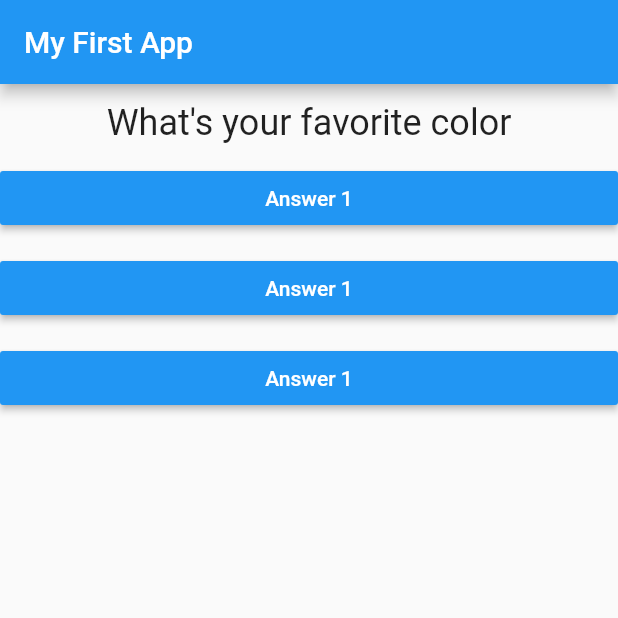
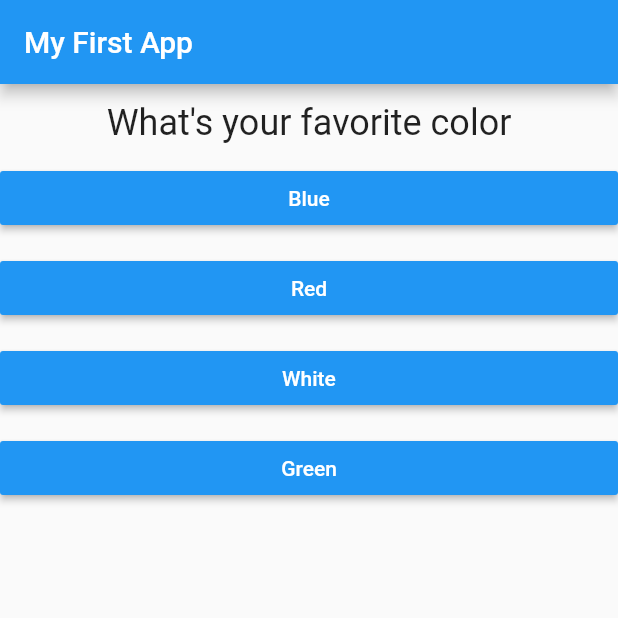
Before and after one commit to aliensmart/flutter_first_project, a Flutter app: the screen it shows after launch, on a phone screen of 412 x 824 dp, the top half of it. Run offline on Flutter 3.47's test engine with Material 2 defaults, Android fonts, the phone set to English and light mode, and no system bars.

Commit message:
added turnary operator for the question button

```diff
--- a/lib/answer.dart
+++ b/lib/answer.dart
@@ -2,8 +2,9 @@ import 'package:flutter/material.dart';
 
 class Answer extends StatelessWidget {
   final Function questionAnswer;
+  final String answerText;
 
-  Answer(this.questionAnswer);
+  Answer(this.questionAnswer, this.answerText);
 
   @override
   Widget build(BuildContext context) {
@@ -13,7 +14,7 @@ class Answer extends StatelessWidget {
         child: RaisedButton(
           color: Colors.blue,
           textColor: Colors.white,
-          child: Text('Answer 1'),
+          child: Text(this.answerText),
           onPressed: this.questionAnswer,
         ));
   }
--- a/lib/main.dart
+++ b/lib/main.dart
@@ -14,6 +14,20 @@ class MyApp extends StatefulWidget {
 
 class _MyAppState extends State<MyApp> {
   var _questionIndex = 0;
+  final questions = const [
+    {
+      "questionText": "What's your favorite color",
+      "answers": ['Blue', 'Red', 'White', 'Green'],
+    },
+    {
+      "questionText": "What's your favorite animal",
+      "answers": ['Cat', 'Pigeon', 'Snake', 'Dog'],
+    },
+    {
+      "questionText": "What's your favorite country",
+      "answers": ['Burkina Faso', 'Ghana', 'Nigeria', 'Togo'],
+    },
+  ];
   void _answerQuestion() {
     setState(() {
       _questionIndex++;
@@ -23,26 +37,26 @@ class _MyAppState extends State<MyApp> {
 
   @override
   Widget build(BuildContext context) {
-    var questions = [
-      "What's your favorite color",
-      "What's your favorite animal",
-    ];
-
     return MaterialApp(
       home: Scaffold(
         appBar: AppBar(
           title: Text('My First App'),
         ),
-        body: Column(
-          children: [
-            Question(
-              questions[_questionIndex],
-            ),
-            Answer(_answerQuestion),
-            Answer(_answerQuestion),
-            Answer(_answerQuestion),
-          ],
-        ),
+        body: _questionIndex < questions.length
+            ? Column(
+                children: [
+                  Question(
+                    questions[_questionIndex]['questionText'],
+                  ),
+                  ...(questions[_questionIndex]['answers'] as List<String>)
+                      .map((answer) {
+                    return Answer(_answerQuestion, answer);
+                  }).toList()
+                ],
+              )
+            : Center(
+                child: Text('You Did It'),
+              ),
       ),
     );
   }
```
